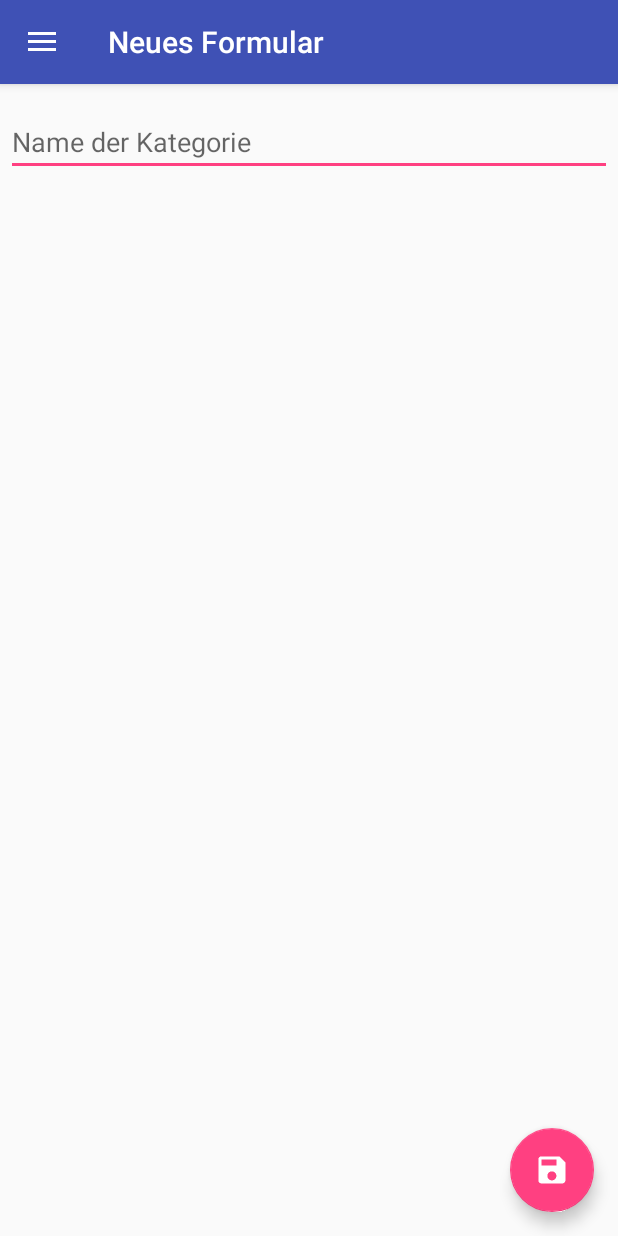
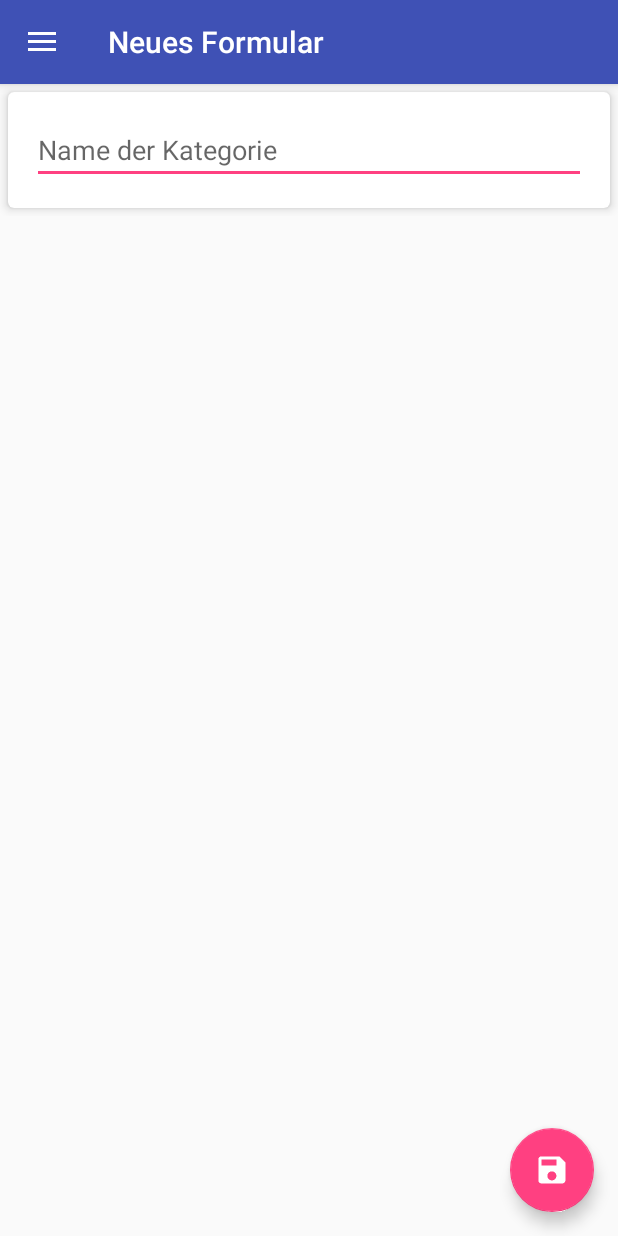
Before and after one commit to wolfhardfehre/Seanachie, an Android app: the fragment FormCreateFragment placed in its activity, on a phone screen of 412 x 824 dp. Run offline under Robolectric (Android 15) with nearby library versions, the phone set to English and light mode, and no system bars; our stand-ins replace ButterKnife, Timber; libraries missing offline, so code that uses them is left out: com.j256.ormlite; 2 statements that could not run were skipped.

Commit message:
handle keyboard enter pressed to close keyboard

```diff
--- a/app/src/main/java/com/nicefontaine/seanachie/utils/Utils.java
+++ b/app/src/main/java/com/nicefontaine/seanachie/utils/Utils.java
@@ -17,12 +17,6 @@
 package com.nicefontaine.seanachie.utils;
 
 
-import android.graphics.Bitmap;
-import android.graphics.BitmapFactory;
-import android.graphics.Matrix;
-import android.media.ExifInterface;
-
-import java.io.IOException;
 import java.util.Collections;
 import java.util.List;
 
--- a/app/src/main/res/layout/fragment_form_create.xml
+++ b/app/src/main/res/layout/fragment_form_create.xml
@@ -31,16 +31,23 @@
             android:layout_height="wrap_content"
             android:orientation="vertical">
 
-            <EditText
-                android:id="@+id/f_create_form_edittext"
-                android:inputType="text"
+            <android.support.v7.widget.CardView
                 android:layout_width="match_parent"
                 android:layout_height="wrap_content"
-                android:layout_marginTop="16dp"
-                android:layout_marginLeft="4dp"
-                android:layout_marginRight="4dp"
-                android:layout_marginBottom="4dp"
-                android:hint="@string/category_create_hint" />
+                android:layout_margin="@dimen/card_margin"
+                app:cardCornerRadius="@dimen/card_corners"
+                app:cardElevation="@dimen/card_elevation">
+
+                <EditText
+                    android:id="@+id/f_create_form_edittext"
+                    android:layout_width="match_parent"
+                    android:layout_height="wrap_content"
+                    android:layout_margin="@dimen/standard_padding"
+                    android:hint="@string/category_create_hint"
+                    android:imeOptions="actionDone"
+                    android:inputType="text" />
+
+            </android.support.v7.widget.CardView>
 
             <android.support.v7.widget.RecyclerView
                 android:id="@+id/f_create_form_recycler"
--- a/app/src/main/res/layout/recycler_item_image_story_create.xml
+++ b/app/src/main/res/layout/recycler_item_image_story_create.xml
@@ -5,7 +5,6 @@
     android:layout_width="match_parent"
     android:layout_height="wrap_content"
     android:layout_margin="@dimen/card_margin"
-    android:orientation="vertical"
     app:cardCornerRadius="@dimen/card_corners"
     app:cardElevation="@dimen/card_elevation">
 
@@ -36,8 +35,9 @@
                 android:id="@+id/recycler_item_image_story_create_edittext"
                 android:layout_width="match_parent"
                 android:layout_height="wrap_content"
+                android:imeOptions="actionDone"
                 android:hint="@string/recycler_image_story_create_category_hint"
-                android:inputType="textMultiLine|textAutoComplete|textAutoCorrect" />
+                android:inputType="textAutoComplete|textAutoCorrect|text" />
         </LinearLayout>
 
         <View
```
Also changed, not shown: app/src/main/res/layout/fragment_category_create.xml (+5 -4 lines).
